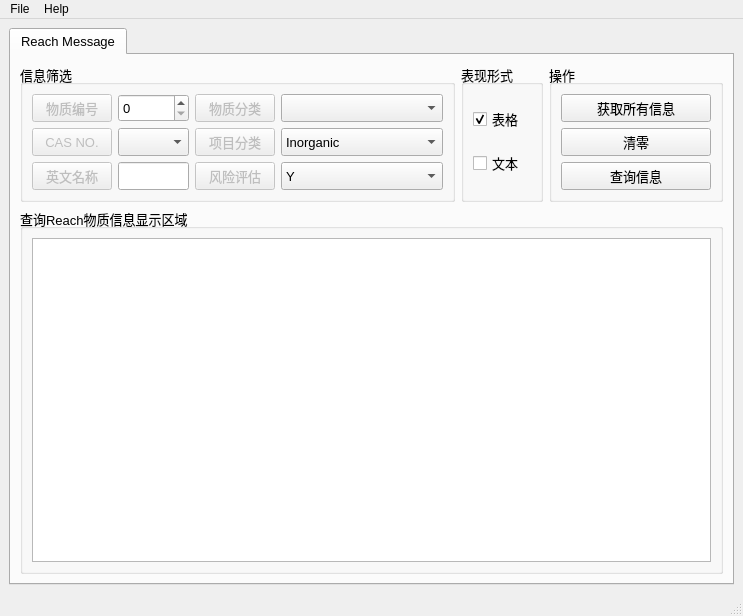
The window that Operate/GUI/Reach_Operate_Ui.ui (chen-huai/work) describes before a commit, drawn with Qt 5.
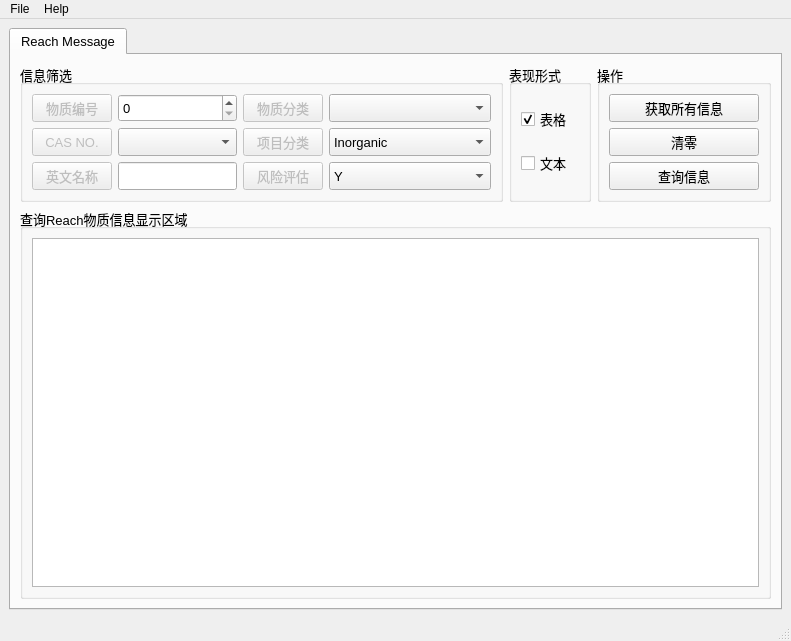
The same window after the commit. Icons and pictures are not drawn.

Commit message: reach表格数据查询

What changed in the file:
```diff
--- a/Operate/GUI/Reach_Operate_Ui.ui
+++ b/Operate/GUI/Reach_Operate_Ui.ui
@@ -6,8 +6,8 @@
    <rect>
     <x>0</x>
     <y>0</y>
-    <width>730</width>
-    <height>616</height>
+    <width>791</width>
+    <height>641</height>
    </rect>
   </property>
   <property name="windowTitle">
@@ -539,7 +539,7 @@
     <rect>
      <x>0</x>
      <y>0</y>
-     <width>730</width>
+     <width>791</width>
      <height>23</height>
     </rect>
    </property>
```
Left out of the diff: 2 changed lines with no effect on the pictures. The commit also changes 2 other files.
